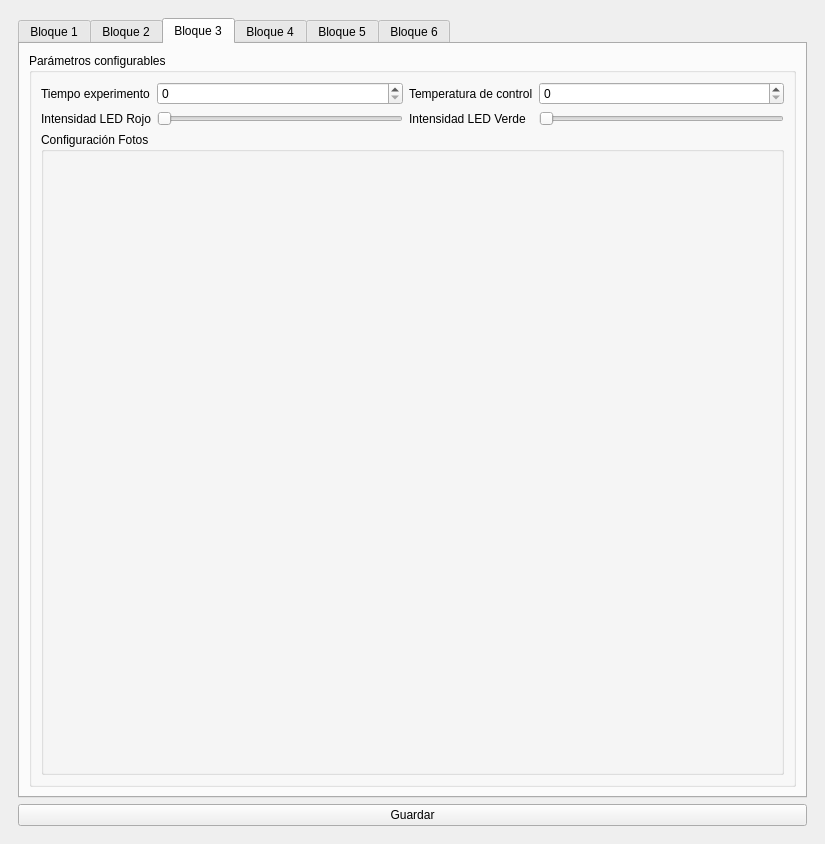
iowlabs/FluOpti, file software/GUI/secuenciador_v3.ui: the form before one commit.
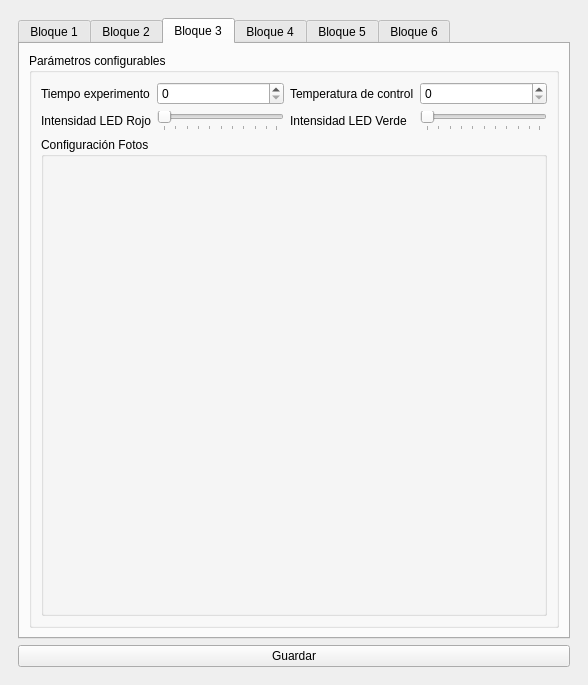
The form after the commit. The open tabs and pages were chosen to show the change.

Commit message: Implementacion de nueva GUI en fluoControlador_v3 y avance en Configuracion de patrones de fotos

What changed in the file:
```diff
--- a/software/GUI/secuenciador_v3.ui
+++ b/software/GUI/secuenciador_v3.ui
@@ -6,8 +6,8 @@
    <rect>
     <x>0</x>
     <y>0</y>
-    <width>825</width>
-    <height>844</height>
+    <width>588</width>
+    <height>685</height>
    </rect>
   </property>
   <property name="sizePolicy">
@@ -231,13 +231,25 @@
                   <property name="orientation">
                    <enum>Qt::Horizontal</enum>
                   </property>
+                  <property name="tickPosition">
+                   <enum>QSlider::TicksBelow</enum>
+                  </property>
                  </widget>
                 </item>
                 <item row="1" column="3">
                  <widget class="QSlider" name="b3_slider_led_verde">
+                  <property name="autoFillBackground">
+                   <bool>false</bool>
+                  </property>
                   <property name="orientation">
                    <enum>Qt::Horizontal</enum>
                   </property>
+                  <property name="tickPosition">
+                   <enum>QSlider::TicksBelow</enum>
+                  </property>
+                  <property name="tickInterval">
+                   <number>0</number>
+                  </property>
                  </widget>
                 </item>
                </layout>
```
The commit also changes 4 other files.
